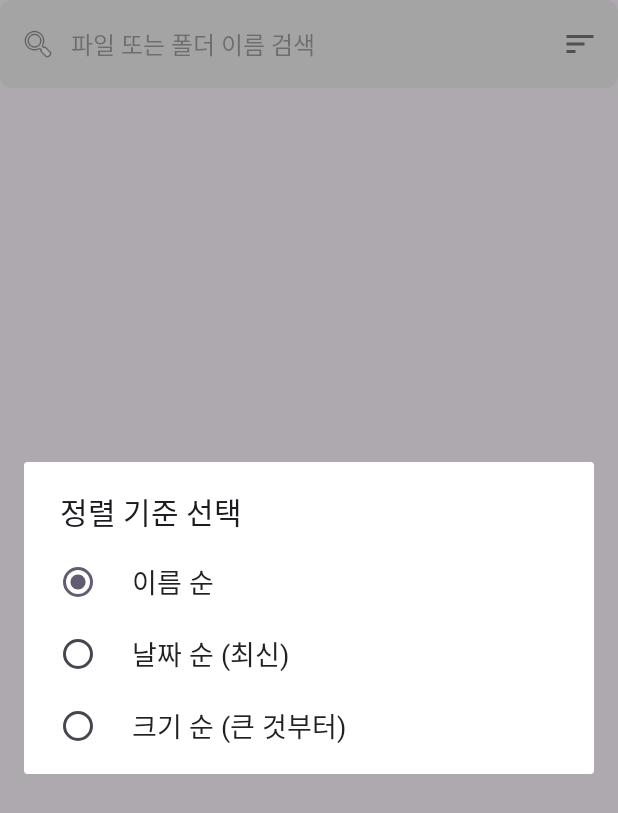
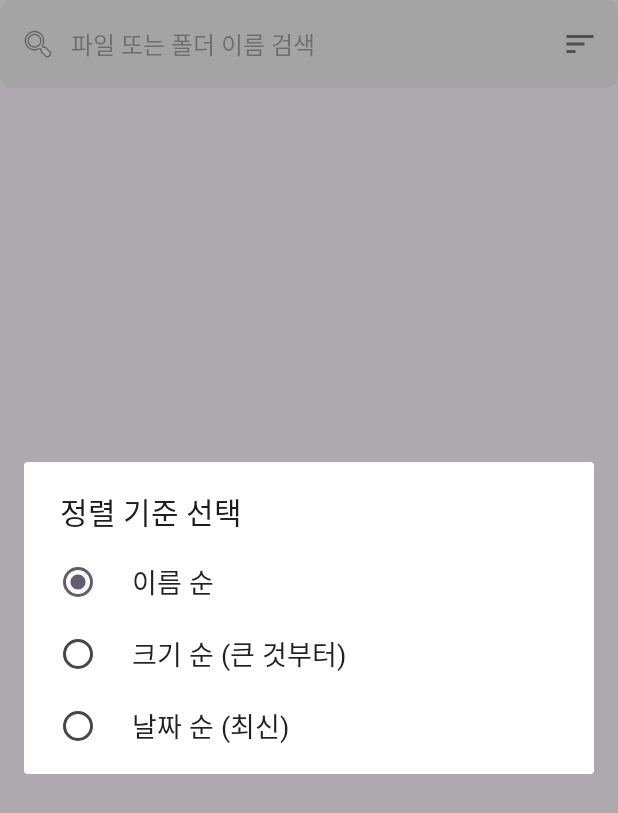
Before and after one commit to JuHwiSang/everything_mobile, an Android app: the screen it shows after launch (MainActivity), after a tap on an icon or button, on a phone screen of 412 x 824 dp. Shown: the top 813 px of the screen. Run offline under Robolectric (Android 15) with nearby library versions, the phone set to English and light mode, and no system bars; our stand-ins replace Room's generated code; libraries missing offline, so code that uses them is left out: net.zetetic.database; 4 statements that could not run were skipped.

Commit message:
fix: fix order of sortMenu items

```diff
--- a/app/src/main/java/com/example/everything_mobile/MainActivity.kt
+++ b/app/src/main/java/com/example/everything_mobile/MainActivity.kt
@@ -283,7 +283,7 @@ class MainActivity : AppCompatActivity() {
 
     // 1. 정렬 팝업창 띄우기
     private fun showSortDialog() {
-        val options = arrayOf("이름 순", "날짜 순 (최신)", "크기 순 (큰 것부터)")
+        val options = arrayOf("이름 순", "크기 순 (큰 것부터)", "날짜 순 (최신)")
 
         AlertDialog.Builder(this)
             .setTitle("정렬 기준 선택")
```
